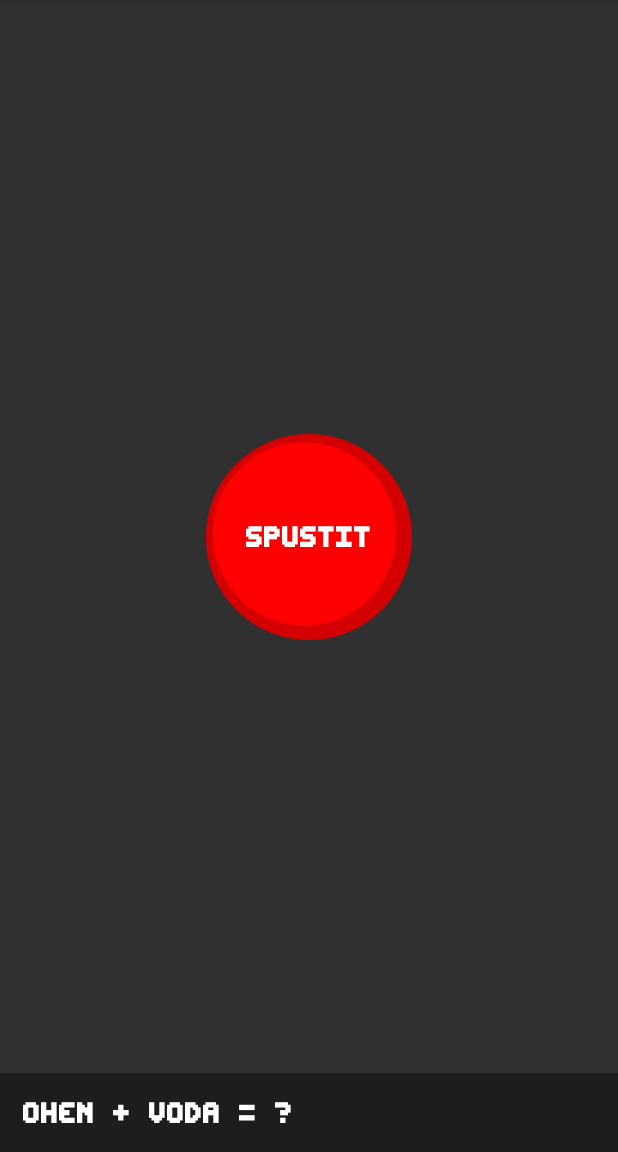
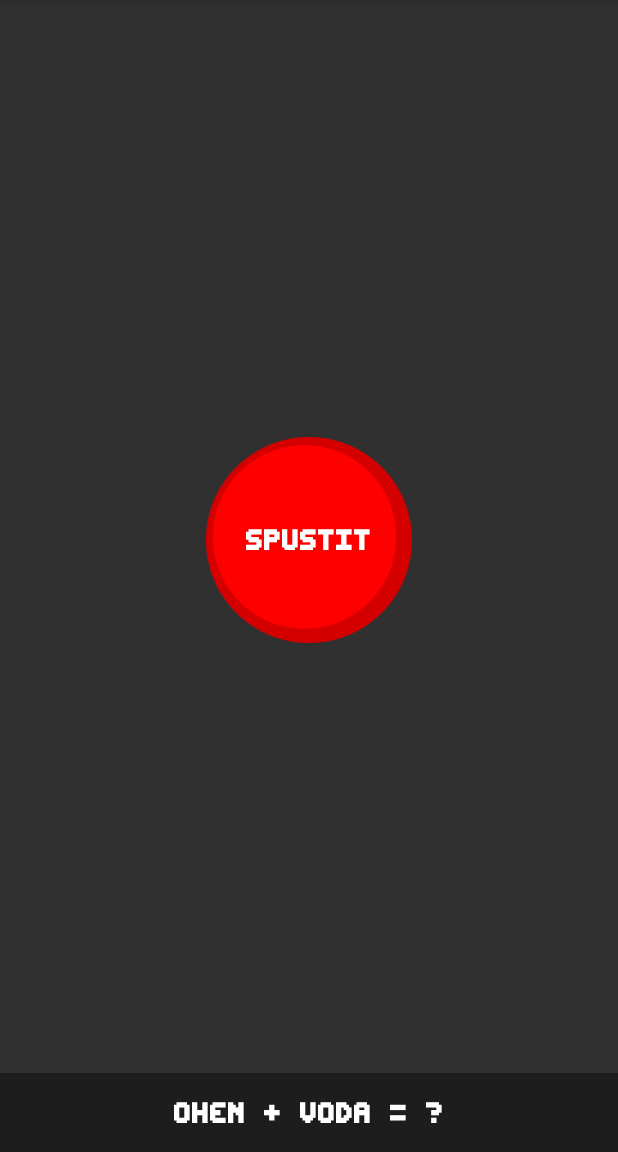
Before and after one commit to poncovka/fusion-reactor-game, an Android app: the layout activity_experiment.xml on its own in the app's theme, with its tools: preview values and no code run, on a phone screen of 412 x 824 dp, the part 84-1236 px from its top. Run offline under Robolectric (Android 15) with nearby library versions, the phone set to English and light mode, and no system bars.

Commit message:
Simplify layouts

```diff
--- a/app/src/main/res/layout/activity_experiment.xml
+++ b/app/src/main/res/layout/activity_experiment.xml
@@ -1,5 +1,5 @@
 <?xml version="1.0" encoding="utf-8"?>
-<android.support.constraint.ConstraintLayout xmlns:android="http://schemas.android.com/apk/res/android"
+<FrameLayout xmlns:android="http://schemas.android.com/apk/res/android"
     xmlns:app="http://schemas.android.com/apk/res-auto"
     xmlns:tools="http://schemas.android.com/tools"
     android:layout_width="match_parent"
@@ -7,25 +7,10 @@
     android:keepScreenOn="true"
     tools:context=".experiment.ExperimentActivity">
 
-    <FrameLayout
+    <android.support.constraint.ConstraintLayout
         android:layout_width="match_parent"
         android:layout_height="match_parent"
-        app:layout_constraintBottom_toBottomOf="parent"
-        app:layout_constraintEnd_toEndOf="parent"
-        app:layout_constraintStart_toStartOf="parent"
-        app:layout_constraintTop_toTopOf="parent">
-
-        <android.support.constraint.ConstraintLayout
-            android:layout_width="match_parent"
-            android:layout_height="match_parent">
-
-            <android.support.constraint.ConstraintLayout
-                android:layout_width="match_parent"
-                android:layout_height="0dp"
-                app:layout_constraintBottom_toTopOf="@+id/messagesLayout"
-                app:layout_constraintEnd_toEndOf="parent"
-                app:layout_constraintStart_toStartOf="parent"
-                app:layout_constraintTop_toTopOf="parent">
+        android:layout_marginBottom="48sp">
 
         <cz.jmpionyr.pstp.fusionreactor.ui.Button
             android:id="@+id/startButton"
@@ -123,28 +108,21 @@
 
     </android.support.constraint.ConstraintLayout>
 
-
     <LinearLayout
-                android:id="@+id/messagesLayout"
         android:layout_width="match_parent"
         android:layout_height="wrap_content"
         android:layout_gravity="bottom|center_horizontal"
         android:background="@color/black_overlay"
-                android:orientation="vertical"
-                app:layout_constraintBottom_toBottomOf="parent"
-                app:layout_constraintEnd_toEndOf="parent"
-                app:layout_constraintStart_toStartOf="parent">
+        android:orientation="vertical">
 
         <cz.jmpionyr.pstp.fusionreactor.ui.TextView
             android:id="@+id/reactionView"
-                    android:layout_width="wrap_content"
-                    android:layout_height="0dp"
+            android:layout_width="match_parent"
+            android:layout_height="wrap_content"
             android:layout_margin="15dp"
             android:layout_weight="1"
-                    android:text="OHEN + VODA = ?" />
+            android:text="OHEN + VODA = ?"
+            android:textAlignment="center" />
     </LinearLayout>
 
-        </android.support.constraint.ConstraintLayout>
-
 </FrameLayout>
-</android.support.constraint.ConstraintLayout>
--- a/app/src/main/res/layout/activity_loader.xml
+++ b/app/src/main/res/layout/activity_loader.xml
@@ -7,9 +7,6 @@
     android:background="@color/black"
     tools:context=".loader.LoaderActivity">
 
-    <!-- The primary full-screen view. This can be replaced with whatever view
-         is needed to present your content, e.g. VideoView, SurfaceView,
-         TextureView, etc. -->
     <cz.jmpionyr.pstp.fusionreactor.loader.CameraPreview
         android:id="@+id/camera_preview"
         android:layout_width="match_parent"
--- a/app/src/main/res/layout/activity_reactor.xml
+++ b/app/src/main/res/layout/activity_reactor.xml
@@ -1,18 +1,10 @@
 <?xml version="1.0" encoding="utf-8"?>
-<android.support.constraint.ConstraintLayout xmlns:android="http://schemas.android.com/apk/res/android"
+<FrameLayout xmlns:android="http://schemas.android.com/apk/res/android"
     xmlns:app="http://schemas.android.com/apk/res-auto"
     xmlns:tools="http://schemas.android.com/tools"
     android:layout_width="match_parent"
     android:layout_height="match_parent"
     tools:context=".reactor.ReactorActivity">
-
-    <FrameLayout
-        android:layout_width="match_parent"
-        android:layout_height="match_parent"
-        app:layout_constraintBottom_toBottomOf="parent"
-        app:layout_constraintEnd_toEndOf="parent"
-        app:layout_constraintStart_toStartOf="parent"
-        app:layout_constraintTop_toTopOf="parent">
 
     <android.support.constraint.ConstraintLayout
         android:layout_width="match_parent"
@@ -83,5 +75,3 @@
     </android.support.constraint.ConstraintLayout>
 
 </FrameLayout>
-
-</android.support.constraint.ConstraintLayout>
```
Lines whose indentation alone changed are shown as unchanged.
